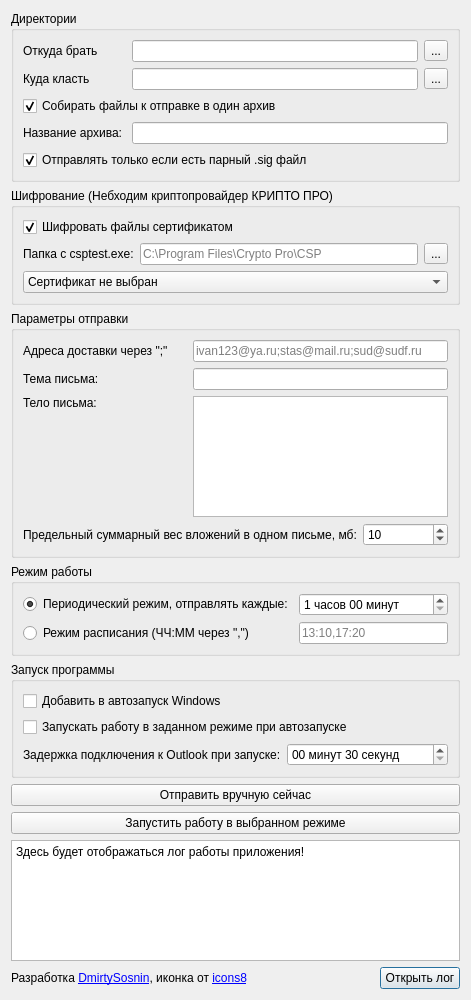
DimulyaPlay/OutlookAutosender, file UI/main.ui: the form before one commit.
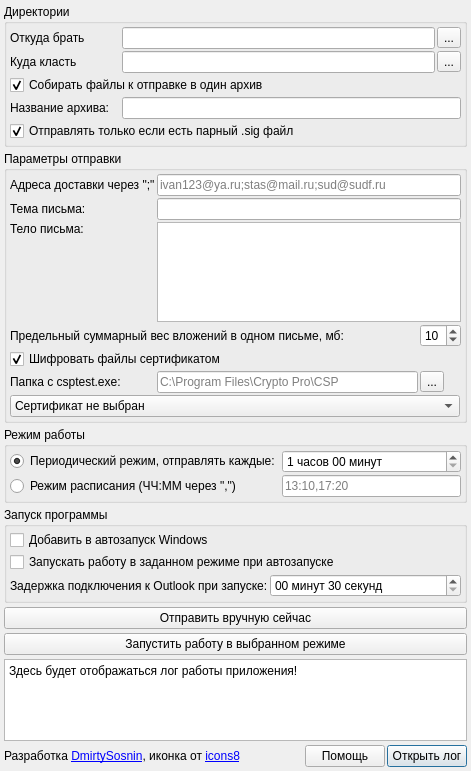
The form after the commit.

Commit message: pathfinding fix readme file ui optimize more detailed loggs

The edit to the form file:
```diff
--- a/UI/main.ui
+++ b/UI/main.ui
@@ -7,7 +7,7 @@
     <x>0</x>
     <y>0</y>
     <width>471</width>
-    <height>1000</height>
+    <height>771</height>
    </rect>
   </property>
   <property name="sizePolicy">
@@ -26,12 +26,58 @@
    <string>Диспетчер автоматической отправки Outlook</string>
   </property>
   <layout class="QGridLayout" name="gridLayout">
-   <item row="6" column="0" colspan="3">
+   <property name="leftMargin">
+    <number>4</number>
+   </property>
+   <property name="topMargin">
+    <number>4</number>
+   </property>
+   <property name="rightMargin">
+    <number>4</number>
+   </property>
+   <property name="bottomMargin">
+    <number>4</number>
+   </property>
+   <property name="horizontalSpacing">
+    <number>2</number>
+   </property>
+   <property name="verticalSpacing">
+    <number>4</number>
+   </property>
+   <item row="10" column="3">
+    <widget class="QPushButton" name="pushButton_log">
+     <property name="text">
+      <string>Открыть лог</string>
+     </property>
+    </widget>
+   </item>
+   <item row="5" column="0" colspan="4">
     <widget class="QGroupBox" name="groupBox_4">
+     <property name="sizePolicy">
+      <sizepolicy hsizetype="Preferred" vsizetype="Maximum">
+       <horstretch>0</horstretch>
+       <verstretch>0</verstretch>
+      </sizepolicy>
+     </property>
      <property name="title">
       <string>Режим работы</string>
      </property>
      <layout class="QGridLayout" name="gridLayout_4">
+      <property name="leftMargin">
+       <number>3</number>
+      </property>
+      <property name="topMargin">
+       <number>3</number>
+      </property>
+      <property name="rightMargin">
+       <number>3</number>
+      </property>
+      <property name="bottomMargin">
+       <number>3</number>
+      </property>
+      <property name="spacing">
+       <number>2</number>
+      </property>
       <item row="0" column="0" colspan="2">
        <widget class="QRadioButton" name="radioButton_periodic">
         <property name="toolTip">
@@ -86,7 +132,43 @@
      </layout>
     </widget>
    </item>
-   <item row="4" column="0" colspan="3">
+   <item row="10" column="1">
+    <spacer name="horizontalSpacer">
+     <property name="orientation">
+      <enum>Qt::Horizontal</enum>
+     </property>
+     <property name="sizeHint" stdset="0">
+      <size>
+       <width>40</width>
+       <height>20</height>
+      </size>
+     </property>
+    </spacer>
+   </item>
+   <item row="7" column="0" colspan="4">
+    <widget class="QPushButton" name="pushButton_create_mail_now">
+     <property name="toolTip">
+      <string>Сформировать письмо/а для отправки и отобразить их.</string>
+     </property>
+     <property name="text">
+      <string>Отправить вручную сейчас</string>
+     </property>
+    </widget>
+   </item>
+   <item row="10" column="0">
+    <widget class="QLabel" name="label_9">
+     <property name="text">
+      <string>&lt;html&gt;&lt;head/&gt;&lt;body&gt;&lt;p&gt;Разработка &lt;a href=&quot;https://boosty.to/microrazrab&quot;&gt;&lt;span style=&quot; text-decoration: underline; color:#0000ff;&quot;&gt;DmirtySosnin&lt;/span&gt;&lt;/a&gt;, иконка от &lt;a href=&quot;https://icons8.ru/&quot;&gt;&lt;span style=&quot; text-decoration: underline; color:#0000ff;&quot;&gt;icons8&lt;/span&gt;&lt;/a&gt;&lt;/p&gt;&lt;/body&gt;&lt;/html&gt;</string>
+     </property>
+     <property name="textFormat">
+      <enum>Qt::RichText</enum>
+     </property>
+     <property name="openExternalLinks">
+      <bool>true</bool>
+     </property>
+    </widget>
+   </item>
+   <item row="3" column="0" colspan="4">
     <widget class="QGroupBox" name="groupBox_2">
      <property name="sizePolicy">
       <sizepolicy hsizetype="Preferred" vsizetype="Maximum">
@@ -98,9 +180,21 @@
       <string>Параметры отправки</string>
      </property>
      <layout class="QGridLayout" name="gridLayout_2">
-      <item row="2" column="1" colspan="2">
-       <widget class="QPlainTextEdit" name="plainTextEdit_body"/>
-      </item>
+      <property name="leftMargin">
+       <number>3</number>
+      </property>
+      <property name="topMargin">
+       <number>3</number>
+      </property>
+      <property name="rightMargin">
+       <number>3</number>
+      </property>
+      <property name="bottomMargin">
+       <number>3</number>
+      </property>
+      <property name="spacing">
+       <number>2</number>
+      </property>
       <item row="1" column="0">
        <widget class="QLabel" name="label_3">
         <property name="text">
@@ -108,15 +202,38 @@
         </property>
        </widget>
       </item>
-      <item row="3" column="0" colspan="2">
-       <widget class="QLabel" name="label_8">
-        <property name="toolTip">
-         <string>Когда суммарный вес документов достигает этого значения, письмо отправляется,
-оставшиеся документы начинают формировать новое письмо.</string>
-        </property>
+      <item row="4" column="0" colspan="3">
+       <widget class="QCheckBox" name="checkBox_use_encryption">
         <property name="text">
-         <string>Предельный суммарный вес вложений в одном письме, мб:</string>
+         <string>Шифровать файлы сертификатом</string>
         </property>
+        <property name="checked">
+         <bool>true</bool>
+        </property>
+       </widget>
+      </item>
+      <item row="6" column="0" colspan="3">
+       <widget class="QComboBox" name="comboBox_certs">
+        <property name="sizePolicy">
+         <sizepolicy hsizetype="Minimum" vsizetype="Fixed">
+          <horstretch>0</horstretch>
+          <verstretch>0</verstretch>
+         </sizepolicy>
+        </property>
+        <property name="maximumSize">
+         <size>
+          <width>450</width>
+          <height>16777215</height>
+         </size>
+        </property>
+        <property name="toolTip">
+         <string>Сертификаты из хранилища Личные</string>
+        </property>
+        <item>
+         <property name="text">
+          <string>Сертификат не выбран</string>
+         </property>
+        </item>
        </widget>
       </item>
       <item row="3" column="2">
@@ -129,6 +246,50 @@
         </property>
        </widget>
       </item>
+      <item row="2" column="0">
+       <widget class="QLabel" name="label_4">
+        <property name="sizePolicy">
+         <sizepolicy hsizetype="Preferred" vsizetype="Minimum">
+          <horstretch>0</horstretch>
+          <verstretch>0</verstretch>
+         </sizepolicy>
+        </property>
+        <property name="text">
+         <string>Тело письма:</string>
+        </property>
+        <property name="alignment">
+         <set>Qt::AlignLeading|Qt::AlignLeft|Qt::AlignTop</set>
+        </property>
+       </widget>
+      </item>
+      <item row="5" column="0">
+       <widget class="QLabel" name="label">
+        <property name="toolTip">
+         <string>Укажите папку, где находится файл csptest.exe 
+(Место установки КРИПТО ПРО, по умолчанию C:\Program Files\Crypto Pro\CSP)</string>
+        </property>
+        <property name="text">
+         <string>Папка с csptest.exe:</string>
+        </property>
+       </widget>
+      </item>
+      <item row="5" column="1">
+       <widget class="QLineEdit" name="lineEdit_csp_path">
+        <property name="maximumSize">
+         <size>
+          <width>282</width>
+          <height>16777215</height>
+         </size>
+        </property>
+        <property name="toolTip">
+         <string>Укажите папку, где находится файл csptest.exe 
+(Место установки КРИПТО ПРО, по умолчанию C:\Program Files\Crypto Pro\CSP)</string>
+        </property>
+        <property name="placeholderText">
+         <string>C:\Program Files\Crypto Pro\CSP</string>
+        </property>
+       </widget>
+      </item>
       <item row="0" column="1" colspan="2">
        <widget class="QLineEdit" name="lineEdit_recipients">
         <property name="toolTip">
@@ -139,6 +300,36 @@
         </property>
        </widget>
       </item>
+      <item row="1" column="1" colspan="2">
+       <widget class="QLineEdit" name="lineEdit_subject"/>
+      </item>
+      <item row="2" column="1" colspan="2">
+       <widget class="QPlainTextEdit" name="plainTextEdit_body">
+        <property name="sizePolicy">
+         <sizepolicy hsizetype="Expanding" vsizetype="Minimum">
+          <horstretch>0</horstretch>
+          <verstretch>0</verstretch>
+         </sizepolicy>
+        </property>
+        <property name="maximumSize">
+         <size>
+          <width>16777215</width>
+          <height>100</height>
+         </size>
+        </property>
+       </widget>
+      </item>
+      <item row="3" column="0" colspan="2">
+       <widget class="QLabel" name="label_8">
+        <property name="toolTip">
+         <string>Когда суммарный вес документов достигает этого значения, письмо отправляется,
+оставшиеся документы начинают формировать новое письмо.</string>
+        </property>
+        <property name="text">
+         <string>Предельный суммарный вес вложений в одном письме, мб:</string>
+        </property>
+       </widget>
+      </item>
       <item row="0" column="0">
        <widget class="QLabel" name="label_2">
         <property name="toolTip">
@@ -149,51 +340,43 @@
         </property>
        </widget>
       </item>
-      <item row="1" column="1" colspan="2">
-       <widget class="QLineEdit" name="lineEdit_subject"/>
-      </item>
-      <item row="2" column="0">
-       <widget class="QLabel" name="label_4">
+      <item row="5" column="2">
+       <widget class="QToolButton" name="toolButton_lineEdit_csp_path">
         <property name="text">
-         <string>Тело письма:</string>
-        </property>
-        <property name="alignment">
-         <set>Qt::AlignLeading|Qt::AlignLeft|Qt::AlignTop</set>
+         <string>...</string>
         </property>
        </widget>
       </item>
      </layout>
     </widget>
    </item>
-   <item row="10" column="0" colspan="3">
-    <widget class="QPlainTextEdit" name="plainTextEdit_log">
-     <property name="undoRedoEnabled">
-      <bool>false</bool>
-     </property>
-     <property name="readOnly">
-      <bool>true</bool>
-     </property>
-     <property name="plainText">
-      <string>Здесь будет отображаться лог работы приложения!</string>
-     </property>
-    </widget>
-   </item>
-   <item row="7" column="0" colspan="3">
+   <item row="6" column="0" colspan="4">
     <widget class="QGroupBox" name="groupBox_5">
+     <property name="sizePolicy">
+      <sizepolicy hsizetype="Preferred" vsizetype="Maximum">
+       <horstretch>0</horstretch>
+       <verstretch>0</verstretch>
+      </sizepolicy>
+     </property>
      <property name="title">
       <string>Запуск программы</string>
      </property>
      <layout class="QGridLayout" name="gridLayout_5">
-      <item row="2" column="0">
-       <widget class="QLabel" name="label_7">
-        <property name="toolTip">
-         <string>Дать время на запуск других программ</string>
-        </property>
-        <property name="text">
-         <string>Задержка подключения к Outlook при запуске:</string>
-        </property>
-       </widget>
-      </item>
+      <property name="leftMargin">
+       <number>3</number>
+      </property>
+      <property name="topMargin">
+       <number>3</number>
+      </property>
+      <property name="rightMargin">
+       <number>3</number>
+      </property>
+      <property name="bottomMargin">
+       <number>3</number>
+      </property>
+      <property name="spacing">
+       <number>2</number>
+      </property>
       <item row="0" column="0" colspan="2">
        <widget class="QCheckBox" name="checkBox_autorun">
         <property name="toolTip">
@@ -234,17 +417,20 @@
         </property>
        </widget>
       </item>
+      <item row="2" column="0">
+       <widget class="QLabel" name="label_7">
+        <property name="toolTip">
+         <string>Дать время на запуск других программ</string>
+        </property>
+        <property name="text">
+         <string>Задержка подключения к Outlook при запуске:</string>
+        </property>
+       </widget>
+      </item>
      </layout>
     </widget>
    </item>
-   <item row="11" column="2">
-    <widget class="QPushButton" name="pushButton_log">
-     <property name="text">
-      <string>Открыть лог</string>
-     </property>
-    </widget>
-   </item>
-   <item row="9" column="0" colspan="3">
+   <item row="8" column="0" colspan="4">
     <widget class="QPushButton" name="pushButton_start_stop_workers">
      <property name="toolTip">
       <string>Запустить работу программы в выбранном режиме сейчас</string>
@@ -254,12 +440,33 @@
      </property>
     </widget>
    </item>
-   <item row="0" column="0" colspan="3">
+   <item row="0" column="0" colspan="4">
     <widget class="QGroupBox" name="groupBox_3">
+     <property name="sizePolicy">
+      <sizepolicy hsizetype="Preferred" vsizetype="Maximum">
+       <horstretch>0</horstretch>
+       <verstretch>0</verstretch>
+      </sizepolicy>
+     </property>
      <property name="title">
       <string>Директории</string>
      </property>
      <layout class="QGridLayout" name="gridLayout_3">
+      <property name="leftMargin">
+       <number>3</number>
+      </property>
+      <property name="topMargin">
+       <number>3</number>
+      </property>
+      <property name="rightMargin">
+       <number>3</number>
+      </property>
+      <property name="bottomMargin">
+       <number>3</number>
+      </property>
+      <property name="spacing">
+       <number>2</number>
+      </property>
       <item row="1" column="1">
        <widget class="QLineEdit" name="lineEdit_get_path">
         <property name="maximumSize">
@@ -369,133 +576,32 @@
      </layout>
     </widget>
    </item>
-   <item row="3" column="0" colspan="3">
-    <widget class="QGroupBox" name="groupBox_encrypt_attachments">
+   <item row="9" column="0" colspan="4">
+    <widget class="QPlainTextEdit" name="plainTextEdit_log">
      <property name="sizePolicy">
-      <sizepolicy hsizetype="Preferred" vsizetype="Maximum">
+      <sizepolicy hsizetype="Expanding" vsizetype="Preferred">
        <horstretch>0</horstretch>
        <verstretch>0</verstretch>
       </sizepolicy>
      </property>
-     <property name="toolTip">
-      <string>Непосредственно перед отправкой файл/ы можно зашифровать на основе 
-выбранного сертификата из хранилища личных сертификатов пользователя</string>
-     </property>
-     <property name="title">
-      <string>Шифрование (Небходим криптопровайдер КРИПТО ПРО)</string>
-     </property>
-     <property name="checkable">
+     <property name="undoRedoEnabled">
       <bool>false</bool>
      </property>
-     <layout class="QGridLayout" name="gridLayout_6">
-      <item row="1" column="1">
-       <widget class="QLineEdit" name="lineEdit_csp_path">
-        <property name="maximumSize">
-         <size>
-          <width>282</width>
-          <height>16777215</height>
-         </size>
-        </property>
-        <property name="toolTip">
-         <string>Укажите папку, где находится файл csptest.exe 
-(Место установки КРИПТО ПРО, по умолчанию C:\Program Files\Crypto Pro\CSP)</string>
-        </property>
-        <property name="placeholderText">
-         <string>C:\Program Files\Crypto Pro\CSP</string>
-        </property>
-       </widget>
-      </item>
-      <item row="3" column="0" colspan="3">
-       <widget class="QComboBox" name="comboBox_certs">
-        <property name="sizePolicy">
-         <sizepolicy hsizetype="Minimum" vsizetype="Fixed">
-          <horstretch>0</horstretch>
-          <verstretch>0</verstretch>
-         </sizepolicy>
-        </property>
-        <property name="maximumSize">
-         <size>
-          <width>450</width>
-          <height>16777215</height>
-         </size>
-        </property>
-        <property name="toolTip">
-         <string>Сертификаты из хранилища Личные</string>
-        </property>
-        <item>
-         <property name="text">
-          <string>Сертификат не выбран</string>
-         </property>
-        </item>
-       </widget>
-      </item>
-      <item row="1" column="0">
-       <widget class="QLabel" name="label">
-        <property name="toolTip">
-         <string>Укажите папку, где находится файл csptest.exe 
-(Место установки КРИПТО ПРО, по умолчанию C:\Program Files\Crypto Pro\CSP)</string>
-        </property>
-        <property name="text">
-         <string>Папка с csptest.exe:</string>
-        </property>
-       </widget>
-      </item>
-      <item row="1" column="2">
-       <widget class="QToolButton" name="toolButton_lineEdit_csp_path">
-        <property name="text">
-         <string>...</string>
-        </property>
-       </widget>
-      </item>
-      <item row="0" column="0" colspan="3">
-       <widget class="QCheckBox" name="checkBox_use_encryption">
-        <property name="text">
-         <string>Шифровать файлы сертификатом</string>
-        </property>
-        <property name="checked">
-         <bool>true</bool>
-        </property>
-       </widget>
-      </item>
-     </layout>
-    </widget>
-   </item>
-   <item row="11" column="0">
-    <widget class="QLabel" name="label_9">
-     <property name="text">
-      <string>&lt;html&gt;&lt;head/&gt;&lt;body&gt;&lt;p&gt;Разработка &lt;a href=&quot;https://boosty.to/microrazrab&quot;&gt;&lt;span style=&quot; text-decoration: underline; color:#0000ff;&quot;&gt;DmirtySosnin&lt;/span&gt;&lt;/a&gt;, иконка от &lt;a href=&quot;https://icons8.ru/&quot;&gt;&lt;span style=&quot; text-decoration: underline; color:#0000ff;&quot;&gt;icons8&lt;/span&gt;&lt;/a&gt;&lt;/p&gt;&lt;/body&gt;&lt;/html&gt;</string>
-     </property>
-     <property name="textFormat">
-      <enum>Qt::RichText</enum>
-     </property>
-     <property name="openExternalLinks">
+     <property name="readOnly">
       <bool>true</bool>
      </property>
+     <property name="plainText">
+      <string>Здесь будет отображаться лог работы приложения!</string>
+     </property>
     </widget>
    </item>
-   <item row="8" column="0" colspan="3">
-    <widget class="QPushButton" name="pushButton_create_mail_now">
-     <property name="toolTip">
-      <string>Сформировать письмо/а для отправки и отобразить их.</string>
-     </property>
+   <item row="10" column="2">
+    <widget class="QPushButton" name="pushButton_help">
      <property name="text">
-      <string>Отправить вручную сейчас</string>
+      <string>Помощь</string>
      </property>
     </widget>
    </item>
-   <item row="11" column="1">
-    <spacer name="horizontalSpacer">
-     <property name="orientation">
-      <enum>Qt::Horizontal</enum>
-     </property>
-     <property name="sizeHint" stdset="0">
-      <size>
-       <width>40</width>
-       <height>20</height>
-      </size>
-     </property>
-    </spacer>
-   </item>
   </layout>
  </widget>
  <resources/>
```
The commit also changes 4 other files.
